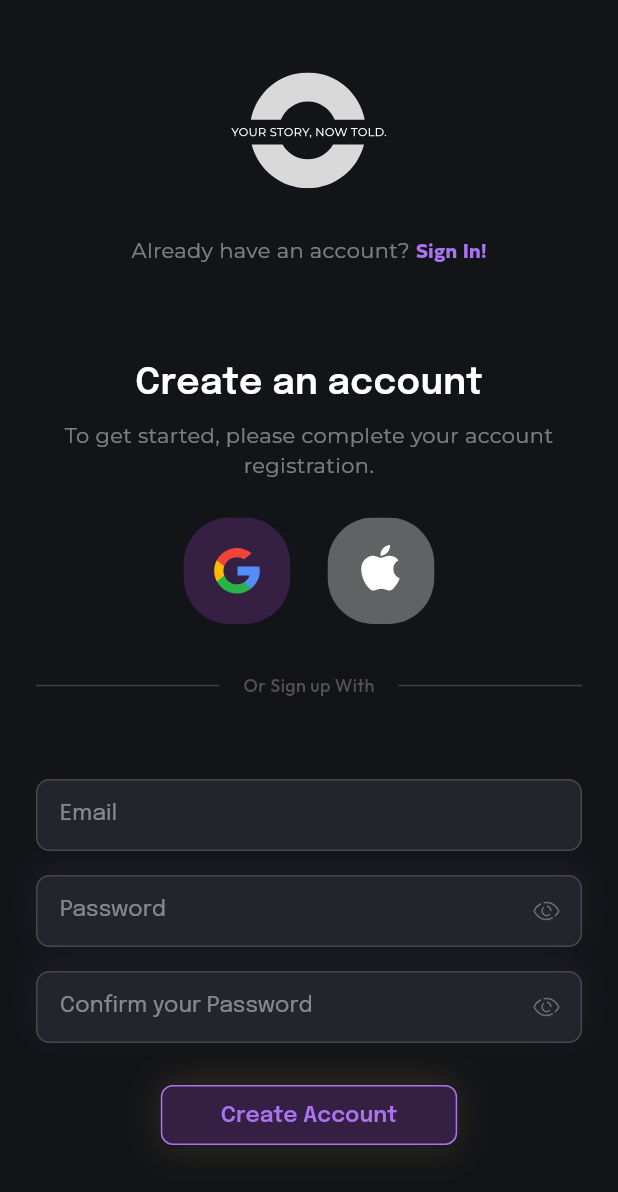
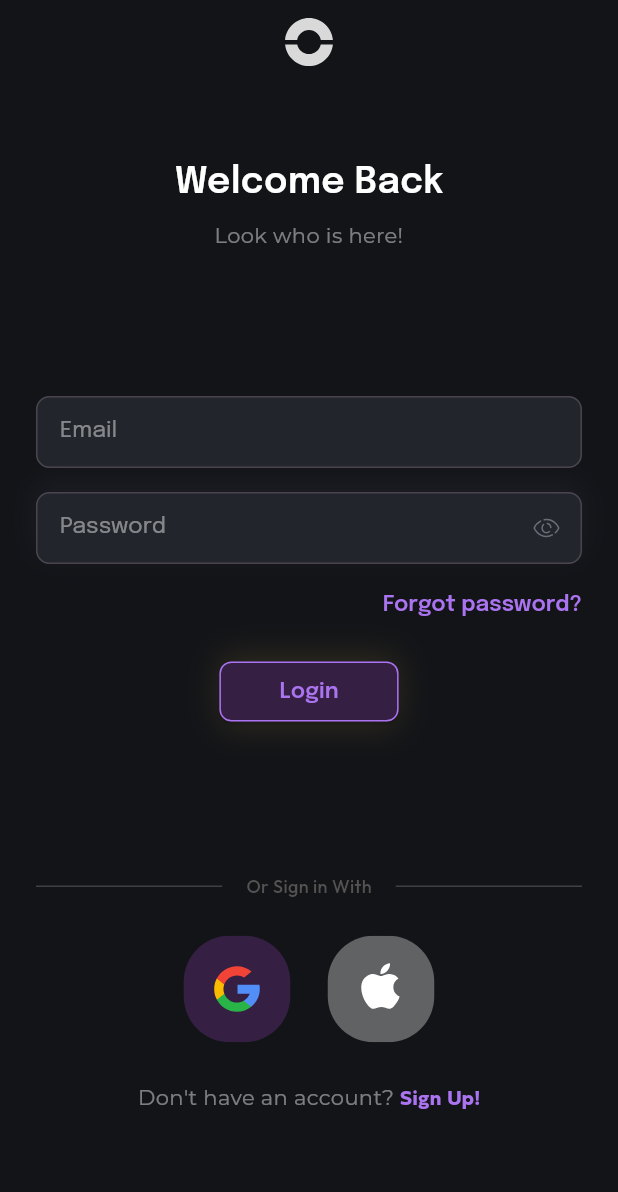
Before and after one commit to DIMAAGR/tech_travel, a Flutter app: the SignUpView screen opened directly, after a tap on "Sign In!", on a phone screen of 412 x 824 dp. Shown: the top 1192 px of the screen. Run offline on Flutter 3.47's test engine with Material 3 defaults, Android fonts, the phone set to English and light mode, and no system bars; our stand-ins replace dartz, device_info_plus, firebase_auth, firebase_core, flutter_svg, get_it and 5 more; accounts and stored records are empty; generated files the repository leaves out were written again.

Commit message:
feat(login): implement login screen with form and social login buttons
- Created LoginView with app bar and structured layout using UntoldViewBody
- Added LoginForm with email/password controllers
- Integrated UntoldAppleGoogleButtons and SignUp navigation
- Created UntoldPageTitle component for reusable title/subtitle blocks
- Initialized LoginViewModel with MobX for reactive state

```diff
--- a/lib/src/core/app/app_router.dart
+++ b/lib/src/core/app/app_router.dart
@@ -1,14 +1,16 @@
 import 'package:flutter/material.dart';
-import 'package:get_it/get_it.dart';
 import 'package:tech_travel/src/core/app/app_routes.dart';
+import 'package:tech_travel/src/core/di/injector.dart';
+import 'package:tech_travel/src/presentation/login/login_view.dart';
 import 'package:tech_travel/src/presentation/onboarding/onboarding_view.dart';
 import 'package:tech_travel/src/presentation/signup/sign_up_view.dart';
 
 class AppRouter {
   Map<String, Widget Function(BuildContext)> call() {
     return {
-      AppRoutes.mainRoute: (context) => SignUpView(viewModel: GetIt.I.get()),
-      AppRoutes.onboarding: (context) => OnboardingView(viewModel: GetIt.I.get()),
+      AppRoutes.mainRoute: (context) => SignUpView(viewModel: getIt()),
+      AppRoutes.onboarding: (context) => OnboardingView(viewModel: getIt()),
+      AppRoutes.login: (context) => LoginView(viewModel: getIt())
     };
   }
 }
--- a/lib/src/core/app/app_routes.dart
+++ b/lib/src/core/app/app_routes.dart
@@ -1,4 +1,5 @@
 abstract class AppRoutes {
   static const String mainRoute = '/';
   static const String onboarding = '/onboarding';
+  static const String login = '/login';
 }
--- a/lib/src/core/di/injector.dart
+++ b/lib/src/core/di/injector.dart
@@ -6,6 +6,7 @@ import 'package:tech_travel/src/core/services/permission_services.dart';
 import 'package:tech_travel/src/domain/repositories/login_repository.dart';
 import 'package:tech_travel/src/data/repositories/login_repository_impl.dart';
 import 'package:tech_travel/src/domain/usecases/sign_in_use_case.dart';
+import 'package:tech_travel/src/presentation/login/login_view_model.dart';
 import 'package:tech_travel/src/presentation/onboarding/onboarding_view_model.dart';
 import 'package:tech_travel/src/presentation/signup/sign_up_view_model.dart';
 
@@ -24,10 +25,14 @@ void setupInjector() {
     ),
   );
 
-  // View-Models
+  /// View-Models
+
+  // Signup View
   getIt.registerLazySingleton<SignupViewModel>(
     () => SignupViewModel(),
   );
+
+  // Onboarding View
   getIt.registerLazySingleton<OnboardingViewModel>(
     () => OnboardingViewModel(
       getIt<PermissionService>(),
@@ -35,6 +40,12 @@ void setupInjector() {
     ),
   );
 
+  // Login View
+
+  getIt.registerLazySingleton<LoginViewModel>(
+    () => LoginViewModel(),
+  );
+
   // UseCases
   getIt.registerFactory(() => SignInWithGoogleUseCase(getIt()));
   getIt.registerFactory(() => SignInWithAppleUseCase(getIt()));
--- /dev/null
+++ b/lib/src/presentation/components/untold_page_title.dart
@@ -0,0 +1,39 @@
+import 'package:flutter/material.dart';
+import 'package:tech_travel/src/core/theme/app_text_style.dart';
+
+class UntoldPageTitle extends StatelessWidget {
+  final String title;
+  final String subtitle;
+  final TextAlign subtitleAlign;
+  final EdgeInsetsGeometry? padding;
+
+  const UntoldPageTitle({
+    super.key,
+    required this.title,
+    required this.subtitle,
+    this.subtitleAlign = TextAlign.center,
+    this.padding,
+  });
+
+  @override
+  Widget build(BuildContext context) {
+    return Padding(
+      padding: padding ?? const EdgeInsets.symmetric(horizontal: 16.0),
+      child: Column(
+        crossAxisAlignment: CrossAxisAlignment.center,
+        children: [
+          Text(
+            title,
+            style: AppTextStyle.h1,
+          ),
+          const SizedBox(height: 8),
+          Text(
+            subtitle,
+            textAlign: subtitleAlign,
+            style: AppTextStyle.body2,
+          ),
+        ],
+      ),
+    );
+  }
+}
--- a/lib/src/presentation/components/untold_text_button.dart
+++ b/lib/src/presentation/components/untold_text_button.dart
@@ -6,6 +6,7 @@ class UntoldTextButton extends StatelessWidget {
   final String title;
   final EdgeInsets? padding;
   final VoidCallback? onPressed;
+  final Color? textColor;
   final double? height;
   final double? width;
   const UntoldTextButton({
@@ -16,6 +17,7 @@ class UntoldTextButton extends StatelessWidget {
     this.padding,
     this.height,
     this.width,
+    this.textColor,
   });
 
   @override
@@ -31,7 +33,7 @@ class UntoldTextButton extends StatelessWidget {
           child: Center(
             child: Text(
               title,
-              style: AppTextStyle.button1,
+              style: AppTextStyle.button1.copyWith(color: textColor),
             ),
           ),
         ),
--- /dev/null
+++ b/lib/src/presentation/login/login_view.dart
@@ -0,0 +1,75 @@
+import 'package:flutter/material.dart';
+import 'package:tech_travel/src/core/app/app_routes.dart';
+import 'package:tech_travel/src/presentation/components/untold_apple_google_buttons.dart';
+import 'package:tech_travel/src/presentation/components/untold_logo.dart';
+import 'package:tech_travel/src/presentation/components/untold_page_title.dart';
+import 'package:tech_travel/src/presentation/components/untold_view_body.dart';
+import 'package:tech_travel/src/presentation/login/login_view_model.dart';
+import 'package:tech_travel/src/presentation/login/widgets/login_form.dart';
+import 'package:tech_travel/src/presentation/login/widgets/or_login_with.dart';
+import 'package:tech_travel/src/presentation/login/widgets/sign_up_button.dart';
+
+class LoginView extends StatefulWidget {
+  final LoginViewModel viewModel;
+  const LoginView({
+    super.key,
+    required this.viewModel,
+  });
+
+  @override
+  State<LoginView> createState() => _LoginViewState();
+}
+
+class _LoginViewState extends State<LoginView> {
+  final emailTextController = TextEditingController();
+  final passwordTextController = TextEditingController();
+
+  @override
+  void initState() {
+    emailTextController.addListener(() => widget.viewModel.setEmail(emailTextController.text));
+    passwordTextController.addListener(() => widget.viewModel.setPassword(passwordTextController.text));
+
+    super.initState();
+  }
+
+  @override
+  Widget build(BuildContext context) {
+    return Scaffold(
+      appBar: AppBar(
+        centerTitle: true,
+        title: const UntoldLogo(),
+      ),
+      body: UntoldViewBody(
+        children: [
+          const UntoldPageTitle(
+            title: 'Welcome Back',
+            subtitle: 'Look who is here!',
+          ),
+          LoginForm(
+            emailController: emailTextController,
+            passwordController: passwordTextController,
+            onLoginPressed: () {},
+            onPasswordPressed: () {},
+          ),
+          Column(
+            children: [
+              const OrLoginWith(),
+              const SizedBox(height: 24),
+              UntoldAppleGoogleButtons(
+                onApplePressed: () {},
+                onGooglePressed: () {},
+              ),
+              const SizedBox(height: 24),
+              SignUpButton(
+                onTap: () {
+                  Navigator.pushNamedAndRemoveUntil(context, AppRoutes.mainRoute, (_) => false);
+                },
+              ),
+              const SizedBox(height: 32),
+            ],
+          )
+        ],
+      ),
+    );
+  }
+}
--- /dev/null
+++ b/lib/src/presentation/login/login_view_model.dart
@@ -0,0 +1,13 @@
+import 'package:mobx/mobx.dart';
+
+part 'login_view_model.g.dart';
+
+class LoginViewModel = LoginViewModelBase with _$LoginViewModel;
+
+abstract class LoginViewModelBase with Store {
+  String email = '';
+  String password = '';
+
+  void setEmail(String value) => email = value;
+  void setPassword(String value) => password = value;
+}
--- /dev/null
+++ b/lib/src/presentation/login/widgets/login_form.dart
@@ -0,0 +1,81 @@
+import 'package:flutter/material.dart';
+import 'package:tech_travel/src/core/theme/app_colors.dart';
+import 'package:tech_travel/src/presentation/components/icon/untold_icon.dart';
+import 'package:tech_travel/src/presentation/components/icon/untold_icon_data.dart';
+import 'package:tech_travel/src/presentation/components/untold_button.dart';
+import 'package:tech_travel/src/presentation/components/untold_text_button.dart';
+import 'package:tech_travel/src/presentation/components/untold_text_form_field.dart';
+
+class LoginForm extends StatefulWidget {
+  final TextEditingController emailController;
+  final TextEditingController passwordController;
+  final VoidCallback onLoginPressed;
+  final VoidCallback onPasswordPressed;
+
+  const LoginForm({
+    super.key,
+    required this.emailController,
+    required this.passwordController,
+    required this.onLoginPressed,
+    required this.onPasswordPressed,
+  });
+
+  @override
+  State<LoginForm> createState() => _LoginFormState();
+}
+
+class _LoginFormState extends State<LoginForm> {
+  bool isPassObscure = true;
+
+  void tooglePassObscure() {
+    setState(() {
+      isPassObscure = !isPassObscure;
+    });
+  }
+
+  @override
+  Widget build(BuildContext context) {
+    return Column(
+      children: [
+        UntoldTextFormField(
+          controller: widget.emailController,
+          useShadow: false,
+          hintText: 'Email',
+        ),
+        const SizedBox(height: 16),
+        UntoldTextFormField(
+          controller: widget.passwordController,
+          obscure: true,
+          hintText: 'Password',
+          suffix: Padding(
+            padding: const EdgeInsets.all(14.0),
+            child: UntoldIcon(
+              icon: UntoldIcons.eye_slash,
+              onTap: tooglePassObscure,
+              size: 16,
+            ),
+          ),
+        ),
+        const SizedBox(height: 16),
+        Row(
+          mainAxisAlignment: MainAxisAlignment.end,
+          children: [
+            Padding(
+              padding: const EdgeInsets.only(right: 24),
+              child: UntoldTextButton(
+                title: 'Forgot password?',
+                textColor: AppColors.purple1,
+                onPressed: widget.onPasswordPressed,
+              ),
+            ),
+          ],
+        ),
+        const SizedBox(height: 24),
+        UntoldButton(
+          title: 'Login',
+          onPressed: widget.onLoginPressed,
+        ),
+      ],
+    );
+  }
+}
--- /dev/null
+++ b/lib/src/presentation/login/widgets/or_login_with.dart
@@ -0,0 +1,33 @@
+import 'package:flutter/material.dart';
+import 'package:tech_travel/src/core/theme/app_colors.dart';
+import 'package:tech_travel/src/core/theme/app_text_style.dart';
+
+class OrLoginWith extends StatelessWidget {
+  const OrLoginWith({super.key});
+
+  @override
+  Widget build(BuildContext context) {
+    return Padding(
+      padding: const EdgeInsets.symmetric(horizontal: 24.0),
+      child: Row(
+        children: [
+          const Expanded(
+              child: Divider(
+            color: AppColors.darkGrey2,
+          )),
+          Padding(
+            padding: const EdgeInsets.symmetric(horizontal: 16.0),
+            child: Text(
+              'Or Sign in With',
+              style: AppTextStyle.caption1,
+            ),
+          ),
+          const Expanded(
+              child: Divider(
+            color: AppColors.darkGrey2,
+          )),
+        ],
+      ),
+    );
+  }
+}
--- /dev/null
+++ b/lib/src/presentation/login/widgets/sign_up_button.dart
@@ -0,0 +1,30 @@
+import 'package:flutter/material.dart';
+import 'package:tech_travel/src/core/theme/app_text_style.dart';
+
+class SignUpButton extends StatelessWidget {
+  final VoidCallback onTap;
+  const SignUpButton({super.key, required this.onTap});
+
+  @override
+  Widget build(BuildContext context) {
+    return Row(
+      mainAxisAlignment: MainAxisAlignment.center,
+      children: [
+        Text(
+          'Don\'t have an account? ',
+          style: AppTextStyle.body2,
+        ),
+        GestureDetector(
+          onTap: onTap,
+          child: Padding(
+            padding: const EdgeInsets.only(top: 4.0),
+            child: Text(
+              'Sign Up!',
+              style: AppTextStyle.action2,
+            ),
+          ),
+        ),
+      ],
+    );
+  }
+}
--- a/lib/src/presentation/onboarding/onboarding_view.dart
+++ b/lib/src/presentation/onboarding/onboarding_view.dart
@@ -12,6 +12,7 @@ import 'package:tech_travel/src/presentation/components/untold_alt_button.dart';
 import 'package:tech_travel/src/presentation/components/untold_back_button.dart';
 import 'package:tech_travel/src/presentation/components/untold_button.dart';
 import 'package:tech_travel/src/presentation/components/untold_logo.dart';
+import 'package:tech_travel/src/presentation/components/untold_page_title.dart';
 import 'package:tech_travel/src/presentation/components/untold_snackbar.dart';
 import 'package:tech_travel/src/presentation/components/untold_text_button.dart';
 import 'package:tech_travel/src/presentation/components/untold_text_form_field.dart';
@@ -73,15 +74,9 @@ class _OnboardingViewState extends State<OnboardingView> {
         mainAxisAlignment: MainAxisAlignment.start,
         children: [
           const SizedBox(height: 40),
-          Text(
-            'Tell us more!',
-            style: AppTextStyle.h1,
-          ),
-          const SizedBox(height: 8),
-          Text(
-            'Complete your profile',
-            textAlign: TextAlign.center,
-            style: AppTextStyle.body2,
+          const UntoldPageTitle(
+            title: 'Tell us more!',
+            subtitle: 'Complete your profile',
           ),
           const SizedBox(height: 64),
           Column(
--- a/lib/src/presentation/signup/sign_up_view.dart
+++ b/lib/src/presentation/signup/sign_up_view.dart
@@ -3,9 +3,9 @@ import 'package:mobx/mobx.dart';
 import 'package:tech_travel/src/core/app/app_routes.dart';
 import 'package:tech_travel/src/core/errors/failure.dart';
 import 'package:tech_travel/src/core/state/view_model_state.dart';
-import 'package:tech_travel/src/core/theme/app_text_style.dart';
 import 'package:tech_travel/src/presentation/components/untold_logo.dart';
 import 'package:tech_travel/src/presentation/components/untold_apple_google_buttons.dart';
+import 'package:tech_travel/src/presentation/components/untold_page_title.dart';
 import 'package:tech_travel/src/presentation/components/untold_snackbar.dart';
 import 'package:tech_travel/src/presentation/components/untold_view_body.dart';
 import 'package:tech_travel/src/presentation/signup/sign_up_view_model.dart';
@@ -73,21 +73,17 @@ class _SignUpViewState extends State<SignUpView> {
               const SizedBox(height: 24),
               const UntoldLogo(size: 104, useAlternative: true),
               const SizedBox(height: 16),
-              SignInButton(onTap: () {}),
+              SignInButton(onTap: () {
+                Navigator.pushNamedAndRemoveUntil(context, AppRoutes.login, (_) => false);
+              }),
             ],
           ),
           const SizedBox(height: 16),
           Column(
             children: [
-              Text(
-                'Create an account',
-                style: AppTextStyle.h1,
-              ),
-              const SizedBox(height: 8),
-              Text(
-                'To get started, please complete your account registration.',
-                textAlign: TextAlign.center,
-                style: AppTextStyle.body2,
+              const UntoldPageTitle(
+                title: 'Create an account',
+                subtitle: 'To get started, please complete your account registration.',
               ),
               const SizedBox(height: 24),
               UntoldAppleGoogleButtons(
```
Also changed, not shown: lib/src/presentation/login/login_view_model.g.dart (added).
